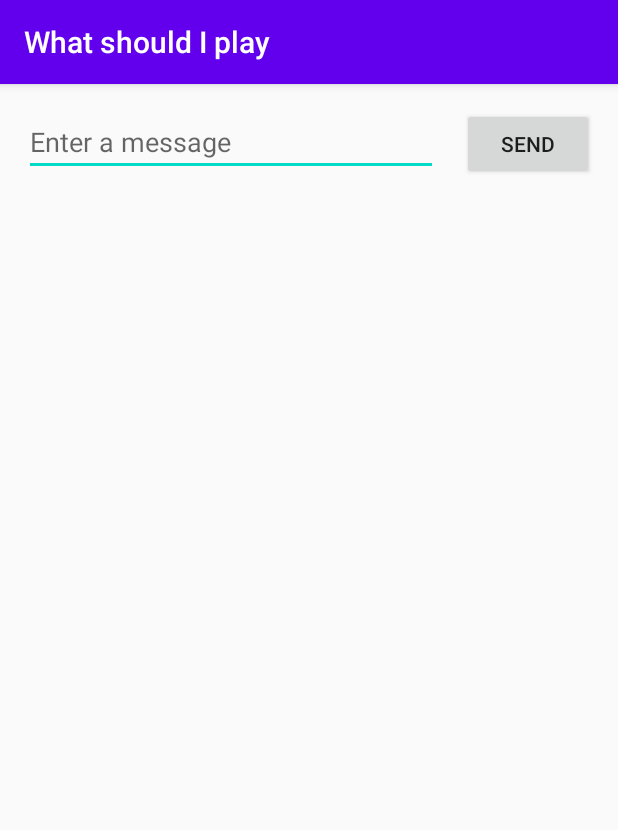
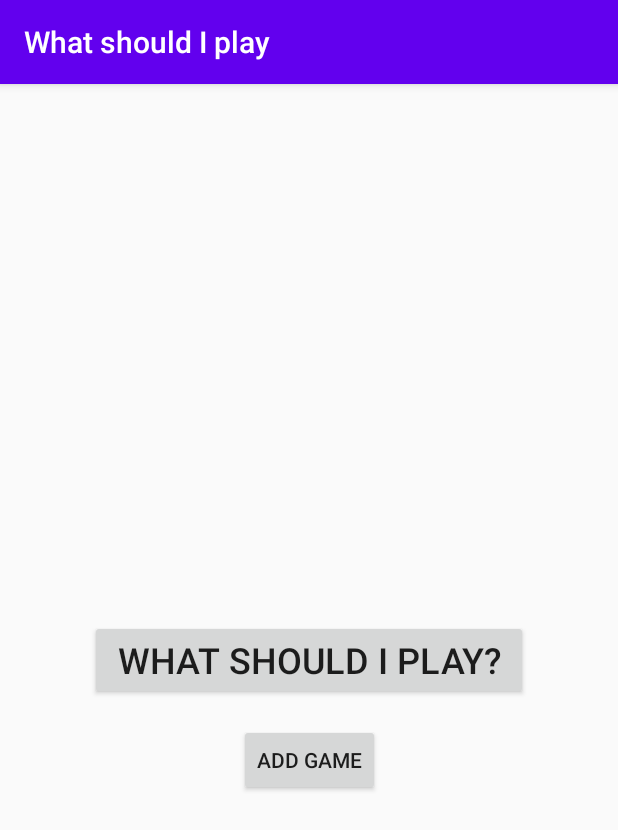
Before and after one commit to jennisimone/WhatShouldIPlayApp, an Android app: the screen it shows after launch (MainActivity), on a phone screen of 412 x 824 dp. Shown: the top 830 px of the screen. Run offline under Robolectric (Android 15) with nearby library versions, the phone set to English and light mode, and no system bars.

Commit message:
Add basic functionality and screens for game selection

```diff
--- a/app/build.gradle
+++ b/app/build.gradle
@@ -30,6 +30,7 @@ dependencies {
     implementation 'androidx.core:core-ktx:1.3.1'
     implementation 'androidx.appcompat:appcompat:1.2.0'
     implementation 'androidx.constraintlayout:constraintlayout:1.1.3'
+    implementation("com.github.doyaaaaaken:kotlin-csv-jvm:0.7.3")
     testImplementation 'junit:junit:4.12'
     androidTestImplementation 'androidx.test.ext:junit:1.1.1'
     androidTestImplementation 'androidx.test.espresso:espresso-core:3.2.0'
--- /dev/null
+++ b/app/src/main/java/com/example/whatshouldiplay/domain/Game.kt
@@ -0,0 +1,3 @@
+package com.example.whatshouldiplay.domain
+
+data class Game(val name: String, val genre: Genre, val multiPlayer: Boolean)
--- /dev/null
+++ b/app/src/main/java/com/example/whatshouldiplay/resources/games.csv
@@ -0,0 +1 @@
+id,name,genre,multiPlayer
--- a/app/src/main/res/layout/activity_main.xml
+++ b/app/src/main/res/layout/activity_main.xml
@@ -6,32 +6,24 @@
     android:layout_height="match_parent"
     tools:context=".MainActivity">
 
-    <EditText
-        android:id="@+id/editText"
-        android:layout_width="0dp"
-        android:layout_height="wrap_content"
-        android:layout_marginStart="16dp"
-        android:layout_marginLeft="16dp"
-        android:layout_marginTop="16dp"
-        android:ems="10"
-        android:inputType="textPersonName"
-        android:hint="@string/edit_message"
-        app:layout_constraintEnd_toStartOf="@+id/button"
-        app:layout_constraintHorizontal_bias="0.5"
+    <Button
+        android:id="@+id/button2"
+        android:layout_width="292dp"
+        android:layout_height="53dp"
+        android:text="@string/button_main"
+        android:textSize="24sp"
+        app:layout_constraintBottom_toBottomOf="parent"
+        app:layout_constraintEnd_toEndOf="parent"
         app:layout_constraintStart_toStartOf="parent"
         app:layout_constraintTop_toTopOf="parent" />
 
     <Button
-        android:id="@+id/button"
+        android:id="@+id/button3"
         android:layout_width="wrap_content"
         android:layout_height="wrap_content"
-        android:layout_marginStart="16dp"
-        android:layout_marginEnd="16dp"
-        android:layout_marginRight="16dp"
-        android:onClick="sendMessage"
-        android:text="@string/button_send"
-        app:layout_constraintBaseline_toBaselineOf="@+id/editText"
+        android:layout_marginTop="16dp"
+        android:text="@string/button_add"
         app:layout_constraintEnd_toEndOf="parent"
-        app:layout_constraintHorizontal_bias="0.5"
-        app:layout_constraintStart_toEndOf="@+id/editText" />
+        app:layout_constraintStart_toStartOf="parent"
+        app:layout_constraintTop_toBottomOf="@+id/button2" />
 </androidx.constraintlayout.widget.ConstraintLayout>
--- a/app/src/main/res/values/strings.xml
+++ b/app/src/main/res/values/strings.xml
@@ -1,5 +1,5 @@
 <resources>
     <string name="app_name">What should I play</string>
-    <string name="edit_message">Enter a message</string>
-    <string name="button_send">Send</string>
+    <string name="button_main">What should I play?</string>
+    <string name="button_add">Add game</string>
 </resources>
```
Also changed, not shown: app/src/main/AndroidManifest.xml (+1 -6 lines), app/src/main/java/com/example/whatshouldiplay/DisplayMessageActivity.kt (deleted, +0 -18 lines), app/src/main/java/com/example/whatshouldiplay/GameSelection.kt (added, +11 -0 lines), app/src/main/java/com/example/whatshouldiplay/MainActivity.kt (+3 -9 lines), app/src/main/java/com/example/whatshouldiplay/domain/Genre.kt (added, +13 -0 lines), app/src/main/java/com/example/whatshouldiplay/repository/GameRepository.kt (added, +22 -0 lines), app/src/main/res/layout/activity_display_message.xml (deleted, +0 -20 lines), app/src/main/res/layout/activity_game_selection.xml (added, +9 -0 lines).
